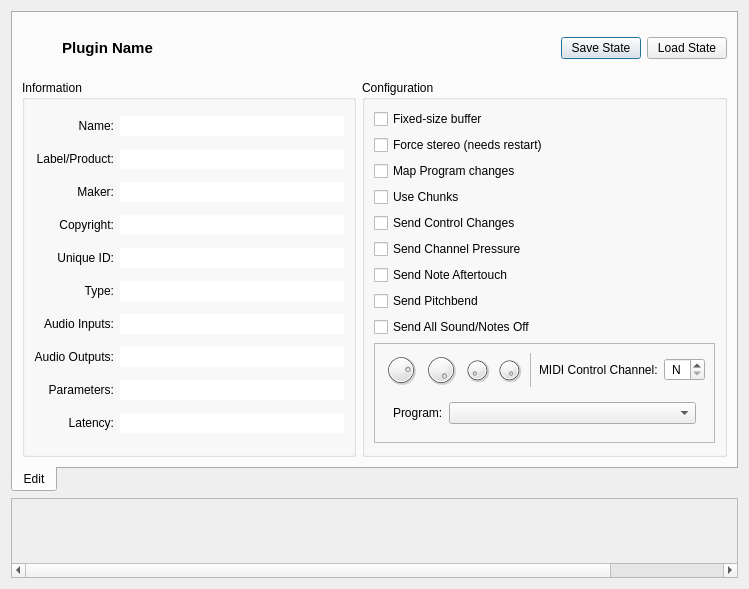
This is resources/ui/carla_edit.ui in falkTX/Carla as Qt 5 draws it before an edit. The edited form follows.
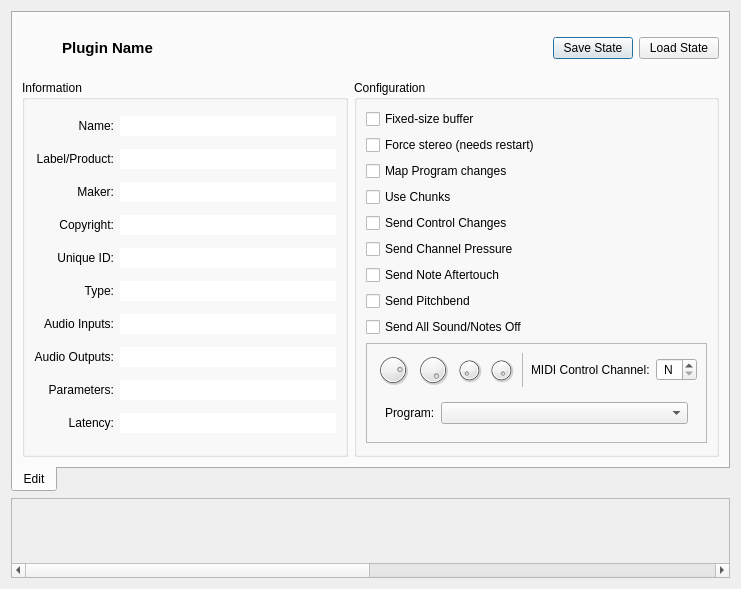
This is the edited form. Icons and pictures are not drawn. Custom widgets are drawn as their Qt base class.

The edit to the form file:
```diff
--- a/resources/ui/carla_edit.ui
+++ b/resources/ui/carla_edit.ui
@@ -6,7 +6,7 @@
    <rect>
     <x>0</x>
     <y>0</y>
-    <width>749</width>
+    <width>741</width>
     <height>585</height>
    </rect>
   </property>
@@ -688,7 +688,7 @@
        <rect>
         <x>0</x>
         <y>0</y>
-        <width>864</width>
+        <width>1440</width>
         <height>64</height>
        </rect>
       </property>
@@ -700,13 +700,13 @@
       </property>
       <property name="minimumSize">
        <size>
-        <width>864</width>
+        <width>1440</width>
         <height>64</height>
        </size>
       </property>
       <property name="maximumSize">
        <size>
-        <width>864</width>
+        <width>1440</width>
         <height>64</height>
        </size>
       </property>
@@ -727,13 +727,13 @@
          </property>
          <property name="minimumSize">
           <size>
-           <width>864</width>
+           <width>1440</width>
            <height>64</height>
           </size>
          </property>
          <property name="maximumSize">
           <size>
-           <width>864</width>
+           <width>1440</width>
            <height>64</height>
           </size>
          </property>
```
